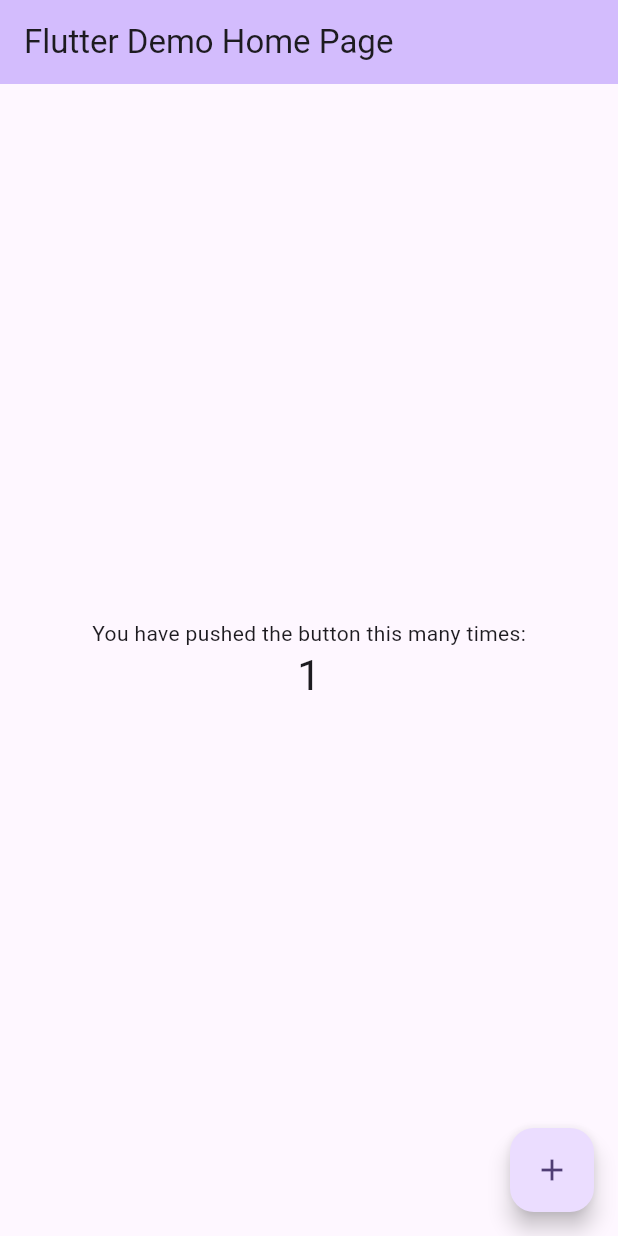
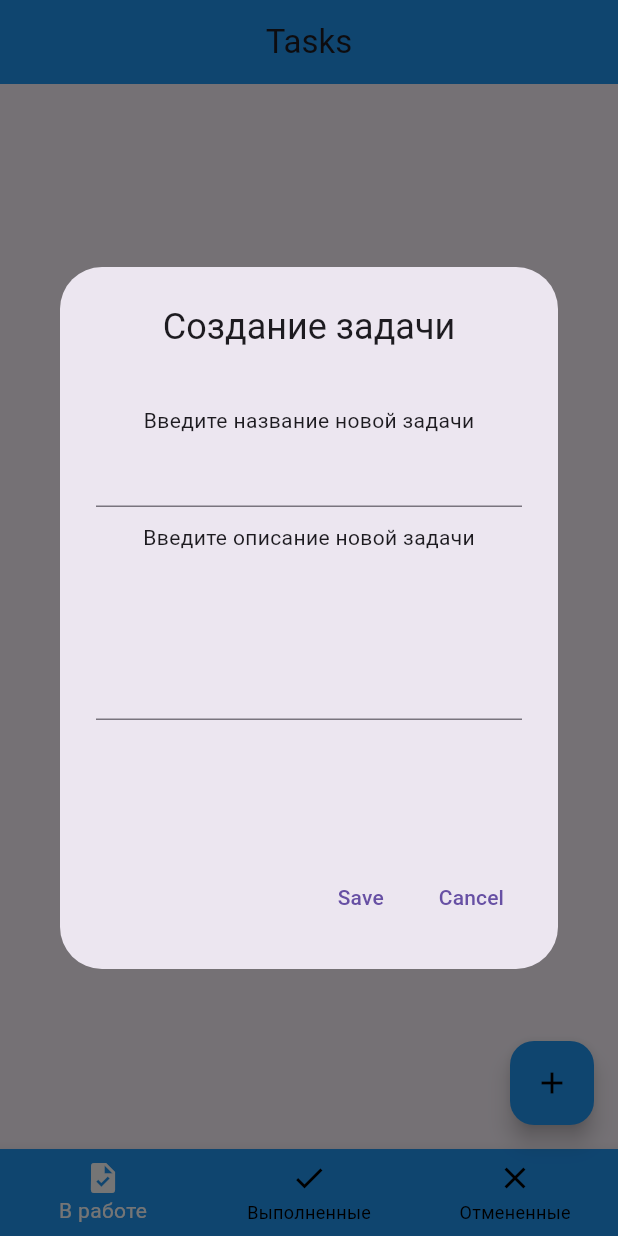
Before and after one commit to AleksandrVin322/ToDoForFamily, a Flutter app: the screen it shows after launch, after a tap on the "add" icon, on a phone screen of 412 x 824 dp. Run offline on Flutter 3.47's test engine with Material 3 defaults, Android fonts, the light colour scheme and no system bars; our stand-ins replace cloud_firestore, firebase_core; accounts and stored records are empty.

Commit message:
Начата реализация страницы со списком задач Реализована интеграция на получение записей с Firebase

```diff
--- /dev/null
+++ b/devtools_options.yaml
@@ -0,0 +1,3 @@
+description: This file stores settings for Dart & Flutter DevTools.
+documentation: https://docs.flutter.dev/tools/devtools/extensions#configure-extension-enablement-states
+extensions:
--- /dev/null
+++ b/lib/app_body.dart
@@ -0,0 +1,75 @@
+import 'package:flutter/material.dart';
+import 'package:provider/provider.dart';
+
+import 'models/model_task.dart';
+import 'ready_tasks.dart';
+
+class AppBody extends StatefulWidget {
+  const AppBody({super.key});
+
+  @override
+  State<AppBody> createState() => _AppBodyState();
+}
+
+class _AppBodyState extends State<AppBody> {
+  late final Future<void> _initFuture;
+
+  @override
+  void initState() {
+    _initFuture = context.read<ModelTask>().initProjects();
+    super.initState();
+  }
+
+  @override
+  Widget build(BuildContext context) {
+    final ModelTask model = context.watch<ModelTask>();
+    return FutureBuilder(
+      future: _initFuture,
+      builder: (BuildContext context, AsyncSnapshot snapshot) {
+        if (snapshot.hasData) {
+          return Scaffold(
+            floatingActionButton: FloatingActionButton(
+              onPressed: () => model.addTask(context),
+              backgroundColor: Colors.blue,
+              child: const Icon(Icons.add, color: Colors.black),
+            ),
+            appBar: AppBar(
+              title: const Center(child: Text('Tasks')),
+              backgroundColor: Colors.blue,
+            ),
+            bottomNavigationBar: BottomNavigationBar(
+              currentIndex: model.selectedPage,
+              onTap: model.onSelect,
+              backgroundColor: Colors.blue,
+              selectedItemColor: Colors.white,
+              unselectedItemColor: Colors.black,
+              items: const <BottomNavigationBarItem>[
+                BottomNavigationBarItem(
+                  icon: Icon(Icons.task),
+                  label: 'В работе',
+                ),
+                BottomNavigationBarItem(
+                  icon: Icon(Icons.done),
+                  label: 'Выполненные',
+                ),
+                BottomNavigationBarItem(
+                  icon: Icon(Icons.close),
+                  label: 'Отмененные',
+                ),
+              ],
+            ),
+            body: IndexedStack(
+              index: model.selectedPage,
+              children: const <Widget>[
+                Tasks(status: 'ready'),
+                Tasks(status: 'done'),
+                Tasks(status: 'close'),
+              ],
+            ),
+          );
+        }
+        return const CircularProgressIndicator();
+      },
+    );
+  }
+}
--- /dev/null
+++ b/lib/entity/task.dart
@@ -0,0 +1,41 @@
+import 'package:cloud_firestore/cloud_firestore.dart';
+
+class Task {
+  final String? id;
+  final String? createTime;
+  final String? name;
+  final String? description;
+  final String? status;
+
+  const Task({
+    required this.id,
+    required this.createTime,
+    required this.name,
+    required this.description,
+    required this.status,
+  });
+
+  factory Task.fromFirestore(
+    DocumentSnapshot<Map<String, dynamic>> snapshot,
+    SnapshotOptions? options,
+  ) {
+    final data = snapshot.data();
+    return Task(
+      id: data?['id'],
+      createTime: data?['createTime'],
+      name: data?['name'],
+      description: data?['description'],
+      status: data?['status'],
+    );
+  }
+
+  Map<String, dynamic> toFirestore() {
+    return {
+      if (id != null) "id": id,
+      if (createTime != null) "createTime": createTime,
+      if (name != null) "name": name,
+      if (description != null) "description": description,
+      if (status != null) "status": status,
+    };
+  }
+}
--- a/lib/main.dart
+++ b/lib/main.dart
@@ -1,122 +1,11 @@
+import 'package:firebase_core/firebase_core.dart';
 import 'package:flutter/material.dart';
+import 'package:to_do_for_family/my_app.dart';
 
-void main() {
+import 'firebase_options.dart';
+
+void main() async {
+  WidgetsFlutterBinding.ensureInitialized();
+  await Firebase.initializeApp(options: DefaultFirebaseOptions.currentPlatform);
   runApp(const MyApp());
 }
-
-class MyApp extends StatelessWidget {
-  const MyApp({super.key});
-
-  // This widget is the root of your application.
-  @override
-  Widget build(BuildContext context) {
-    return MaterialApp(
-      title: 'Flutter Demo',
-      theme: ThemeData(
-        // This is the theme of your application.
-        //
-        // TRY THIS: Try running your application with "flutter run". You'll see
-        // the application has a purple toolbar. Then, without quitting the app,
-        // try changing the seedColor in the colorScheme below to Colors.green
-        // and then invoke "hot reload" (save your changes or press the "hot
-        // reload" button in a Flutter-supported IDE, or press "r" if you used
-        // the command line to start the app).
-        //
-        // Notice that the counter didn't reset back to zero; the application
-        // state is not lost during the reload. To reset the state, use hot
-        // restart instead.
-        //
-        // This works for code too, not just values: Most code changes can be
-        // tested with just a hot reload.
-        colorScheme: ColorScheme.fromSeed(seedColor: Colors.deepPurple),
-      ),
-      home: const MyHomePage(title: 'Flutter Demo Home Page'),
-    );
-  }
-}
-
-class MyHomePage extends StatefulWidget {
-  const MyHomePage({super.key, required this.title});
-
-  // This widget is the home page of your application. It is stateful, meaning
-  // that it has a State object (defined below) that contains fields that affect
-  // how it looks.
-
-  // This class is the configuration for the state. It holds the values (in this
-  // case the title) provided by the parent (in this case the App widget) and
-  // used by the build method of the State. Fields in a Widget subclass are
-  // always marked "final".
-
-  final String title;
-
-  @override
-  State<MyHomePage> createState() => _MyHomePageState();
-}
-
-class _MyHomePageState extends State<MyHomePage> {
-  int _counter = 0;
-
-  void _incrementCounter() {
-    setState(() {
-      // This call to setState tells the Flutter framework that something has
-      // changed in this State, which causes it to rerun the build method below
-      // so that the display can reflect the updated values. If we changed
-      // _counter without calling setState(), then the build method would not be
-      // called again, and so nothing would appear to happen.
-      _counter++;
-    });
-  }
-
-  @override
-  Widget build(BuildContext context) {
-    // This method is rerun every time setState is called, for instance as done
-    // by the _incrementCounter method above.
-    //
-    // The Flutter framework has been optimized to make rerunning build methods
-    // fast, so that you can just rebuild anything that needs updating rather
-    // than having to individually change instances of widgets.
-    return Scaffold(
-      appBar: AppBar(
-        // TRY THIS: Try changing the color here to a specific color (to
-        // Colors.amber, perhaps?) and trigger a hot reload to see the AppBar
-        // change color while the other colors stay the same.
-        backgroundColor: Theme.of(context).colorScheme.inversePrimary,
-        // Here we take the value from the MyHomePage object that was created by
-        // the App.build method, and use it to set our appbar title.
-        title: Text(widget.title),
-      ),
-      body: Center(
-        // Center is a layout widget. It takes a single child and positions it
-        // in the middle of the parent.
-        child: Column(
-          // Column is also a layout widget. It takes a list of children and
-          // arranges them vertically. By default, it sizes itself to fit its
-          // children horizontally, and tries to be as tall as its parent.
-          //
-          // Column has various properties to control how it sizes itself and
-          // how it positions its children. Here we use mainAxisAlignment to
-          // center the children vertically; the main axis here is the vertical
-          // axis because Columns are vertical (the cross axis would be
-          // horizontal).
-          //
-          // TRY THIS: Invoke "debug painting" (choose the "Toggle Debug Paint"
-          // action in the IDE, or press "p" in the console), to see the
-          // wireframe for each widget.
-          mainAxisAlignment: MainAxisAlignment.center,
-          children: <Widget>[
-            const Text('You have pushed the button this many times:'),
-            Text(
-              '$_counter',
-              style: Theme.of(context).textTheme.headlineMedium,
-            ),
-          ],
-        ),
-      ),
-      floatingActionButton: FloatingActionButton(
-        onPressed: _incrementCounter,
-        tooltip: 'Increment',
-        child: const Icon(Icons.add),
-      ), // This trailing comma makes auto-formatting nicer for build methods.
-    );
-  }
-}
--- /dev/null
+++ b/lib/models/model_task.dart
@@ -0,0 +1,75 @@
+import 'package:cloud_firestore/cloud_firestore.dart';
+import 'package:flutter/material.dart';
+
+import '../entity/task.dart';
+
+class ModelTask extends ChangeNotifier {
+  final List<Task> tasks = [];
+  final db = FirebaseFirestore.instance;
+
+  Future<String> initProjects() async {
+    await db
+        .collection("tasks")
+        .withConverter(
+          fromFirestore: Task.fromFirestore,
+          toFirestore: (Task project, _) => project.toFirestore(),
+        )
+        .get()
+        .then((querySnapshot) {
+          for (final docSnapshot in querySnapshot.docs) {
+            tasks.add(docSnapshot.data());
+          }
+        });
+
+    return 'Data Loaded';
+  }
+
+  int selectedPage = 1;
+
+  void onSelect(int index) {
+    if (selectedPage == index) return;
+    selectedPage = index;
+    notifyListeners();
+  }
+
+  void addTask(BuildContext context) {
+    final name = TextEditingController();
+    final description = TextEditingController();
+    showDialog<String>(
+      context: context,
+      builder:
+          (BuildContext context) => AlertDialog(
+            title: const Center(child: Text('Создание задачи')),
+            content: SizedBox(
+              height: 300,
+              width: 300,
+              child: Column(
+                children: [
+                  const SizedBox(height: 20),
+                  const Text('Введите название новой задачи'),
+                  TextField(controller: name),
+                  const SizedBox(height: 10),
+                  const Text('Введите описание новой задачи'),
+                  TextField(controller: description, maxLines: 4),
+                ],
+              ),
+            ),
+            actions: [
+              TextButton(
+                onPressed: () => saveNewTask(context),
+                child: const Text('Save'),
+              ),
+              TextButton(
+                onPressed: () {
+                  Navigator.of(context).pop();
+                },
+                child: const Text('Cancel'),
+              ),
+            ],
+          ),
+    );
+  }
+
+  /// Сохранить новый проект в БД.
+  void saveNewTask(BuildContext context) async {}
+  }
--- /dev/null
+++ b/lib/my_app.dart
@@ -0,0 +1,19 @@
+import 'package:flutter/material.dart';
+import 'package:provider/provider.dart';
+
+import 'app_body.dart';
+import 'models/model_task.dart';
+
+class MyApp extends StatelessWidget {
+  const MyApp({super.key});
+
+  @override
+  Widget build(BuildContext context) {
+    return MaterialApp(
+      home: ChangeNotifierProvider<ModelTask>(
+        create: (BuildContext context) => ModelTask(),
+        child: const AppBody(),
+      ),
+    );
+  }
+}
--- /dev/null
+++ b/lib/ready_tasks.dart
@@ -0,0 +1,48 @@
+import 'package:flutter/material.dart';
+import 'package:provider/provider.dart';
+
+import 'entity/task.dart';
+import 'models/model_task.dart';
+
+class Tasks extends StatelessWidget {
+  final String status;
+  const Tasks({required this.status, super.key});
+
+  @override
+  Widget build(BuildContext context) {
+    final ModelTask model = context.watch<ModelTask>();
+    final List<Task> filteredTask =
+        model.tasks.where((task) => task.status == status).toList();
+    return GridView.count(
+      crossAxisSpacing: 2,
+      mainAxisSpacing: 2,
+      crossAxisCount: 2,
+      childAspectRatio: 1.5,
+      children: List.generate(filteredTask.length, (index) {
+        return Container(
+          decoration: BoxDecoration(
+            color: Colors.white,
+            boxShadow: [
+              BoxShadow(
+                color: Colors.black.withValues(alpha: 0.1),
+                blurRadius: 8,
+                offset: const Offset(0, 2),
+              ),
+            ],
+            border: Border.all(color: Colors.black.withValues(alpha: 0.2)),
+            borderRadius: const BorderRadius.all(Radius.circular(10)),
+          ),
+          child: Column(
+            children: [
+              Text(filteredTask[index].id!),
+              Text(filteredTask[index].createTime!),
+              Text(filteredTask[index].name!),
+              Text(filteredTask[index].status!),
+              Text(filteredTask[index].description!),
+            ],
+          ),
+        );
+      }),
+    );
+  }
+}
```
Also changed, not shown: analysis_options.yaml (+66 -23 lines), pubspec.yaml (+7 -66 lines), firebase.json (added), lib/firebase_options.dart (added), pubspec.lock, 8 other files.
